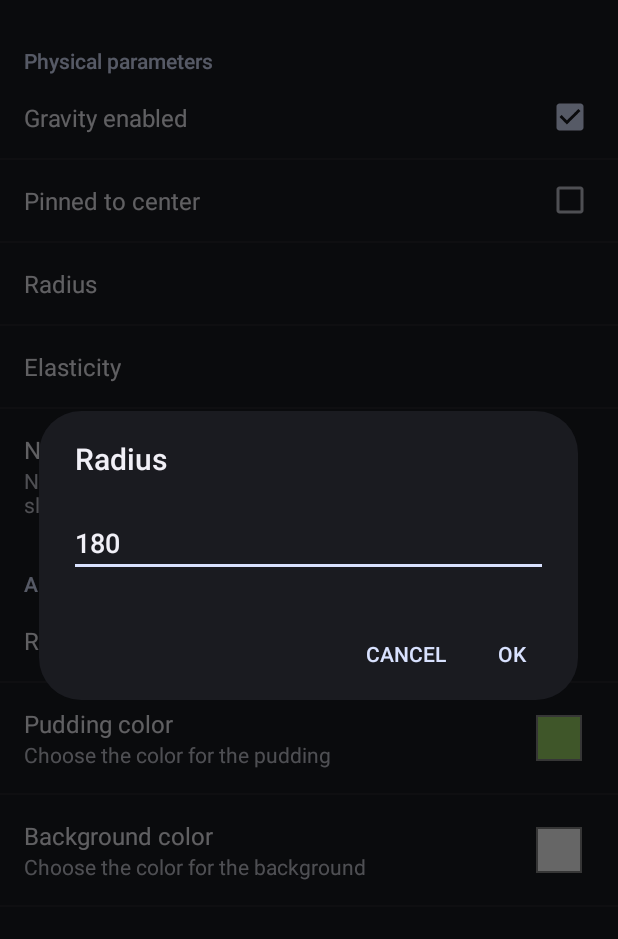
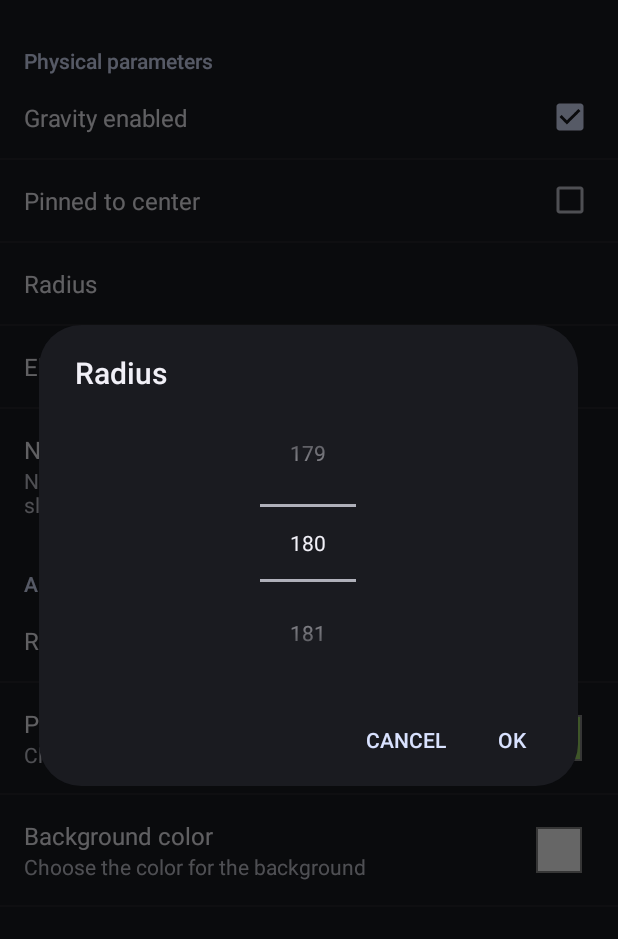
Before and after one commit to forkburn/GreenPudding, an Android app: the PuddingPreferencesActivity screen opened directly, with no data from a screen before it, after a tap on "Radius", on a phone screen of 412 x 824 dp, the part 62-1001 px from its top. Run offline under Robolectric (Android 15) with nearby library versions, the phone set to English and light mode, and no system bars.

Commit message:
use number picker in pref page

```diff
--- a/ColorPickerPreference/src/main/AndroidManifest.xml
+++ b/ColorPickerPreference/src/main/AndroidManifest.xml
@@ -2,6 +2,5 @@
 <manifest xmlns:android="http://schemas.android.com/apk/res/android"
     package="net.margaritov.preference.colorpicker">
 
-    <uses-sdk android:minSdkVersion="7" />
 
 </manifest>
--- a/app/build.gradle
+++ b/app/build.gradle
@@ -28,4 +28,5 @@ android {
 
 dependencies {
     compile project(':ColorPickerPreference')
+    compile project(':NumberPickerPreference')
 }
--- a/app/src/main/java/com/greenpudding/activities/PuddingPreferencesActivity.java
+++ b/app/src/main/java/com/greenpudding/activities/PuddingPreferencesActivity.java
@@ -6,7 +6,6 @@ import android.preference.Preference;
 import android.preference.Preference.OnPreferenceChangeListener;
 import android.preference.Preference.OnPreferenceClickListener;
 import android.preference.PreferenceActivity;
-import android.preference.PreferenceFragment;
 import android.text.method.DigitsKeyListener;
 
 import com.greenpudding.R;
@@ -27,12 +26,12 @@ public class PuddingPreferencesActivity extends PreferenceActivity implements On
 
         //  populate the pref screen with xml content
         addPreferencesFromResource(R.xml.preferences);
-        initNumericEditTextPreference(R.string.pref_pudding_radius_key);
-        initNumericEditTextPreference(R.string.pref_number_of_nodes_key);
+//        initNumericEditTextPreference(R.string.pref_pudding_radius_key);
+//        initNumericEditTextPreference(R.string.pref_number_of_nodes_key);
     }
 
     protected void initSharedPreference() {
-        // do nothing
+        // to be overidden
     }
 
     private void initNumericEditTextPreference(int resId) {
--- a/app/src/main/res/xml/preferences.xml
+++ b/app/src/main/res/xml/preferences.xml
@@ -1,54 +1,75 @@
 <?xml version="1.0" encoding="utf-8"?>
-<PreferenceScreen xmlns:android="http://schemas.android.com/apk/res/android">
+<PreferenceScreen xmlns:android="http://schemas.android.com/apk/res/android"
+    xmlns:custom="http://schemas.android.com/apk/lib/com.warfactory.numberpickerpreference">
 
-	<PreferenceCategory android:title="@string/pref_cat_physical_parameters_title"
+    <PreferenceCategory
+        android:summary="@string/pref_cat_physical_parameters_summary"
 
-		android:summary="@string/pref_cat_physical_parameters_summary">
+        android:title="@string/pref_cat_physical_parameters_title">
 
 
-		<CheckBoxPreference android:key="@string/pref_is_gravity_enabled_key"
-			android:title="@string/pref_is_gravity_enabled_title"
-			android:defaultValue="true"/>
+        <CheckBoxPreference
+            android:defaultValue="true"
+            android:key="@string/pref_is_gravity_enabled_key"
+            android:title="@string/pref_is_gravity_enabled_title" />
 
-		<CheckBoxPreference android:key="@string/pref_is_pinned_key"
-			android:title="@string/pref_is_pinned_title"
-			android:defaultValue="false"/>
+        <CheckBoxPreference
+            android:defaultValue="false"
+            android:key="@string/pref_is_pinned_key"
+            android:title="@string/pref_is_pinned_title" />
 
-		<EditTextPreference android:title="@string/pref_pudding_radius_title"
+
+        <com.warfactory.numberpickerpreference.NumberPickerPreference
+            android:defaultValue="@string/pref_pudding_radius_default"
             android:dialogTitle="@string/pref_pudding_radius_title"
             android:key="@string/pref_pudding_radius_key"
-			android:defaultValue="@string/pref_pudding_radius_default">
-		</EditTextPreference>
+            android:title="@string/pref_pudding_radius_title"
+            custom:maxValue="800"
+            custom:minValue="50" />
 
-		<EditTextPreference android:title="@string/pref_pudding_elasticity_title"
+
+        <com.warfactory.numberpickerpreference.NumberPickerPreference
+            android:defaultValue="@string/pref_pudding_elasticity_default"
             android:dialogTitle="@string/pref_pudding_elasticity_title"
             android:key="@string/pref_pudding_elasticity_key"
-			android:defaultValue="@string/pref_pudding_radius_default">
-		</EditTextPreference>
+            android:title="@string/pref_pudding_elasticity_title"
+            custom:maxValue="100"
+            custom:minValue="10" />
 
-		<EditTextPreference android:title="@string/pref_number_of_nodes_title"
+
+        <com.warfactory.numberpickerpreference.NumberPickerPreference
+            android:defaultValue="@string/pref_number_of_nodes_default"
             android:dialogTitle="@string/pref_number_of_nodes_title"
-			android:summary="@string/pref_number_of_nodes_summary" android:key="@string/pref_number_of_nodes_key"
-			android:defaultValue="@string/pref_number_of_nodes_default">
-		</EditTextPreference>
+            android:key="@string/pref_number_of_nodes_key"
+            android:summary="@string/pref_number_of_nodes_summary"
+            android:title="@string/pref_number_of_nodes_title"
+            custom:maxValue="20"
+            custom:minValue="5" />
 
     </PreferenceCategory>
 
-	<PreferenceCategory android:title="@string/pref_cat_appearance_title"
-		android:summary="@string/pref_cat_appearance_summary">
+    <PreferenceCategory
+        android:summary="@string/pref_cat_appearance_summary"
+        android:title="@string/pref_cat_appearance_title">
 
-		<ListPreference android:key="@string/pref_render_mode_key"
-			android:title="@string/pref_render_mode_title" android:entries="@array/pref_render_mode_text"
+        <ListPreference
+            android:entries="@array/pref_render_mode_text"
             android:entryValues="@array/pref_render_mode_value"
-			android:persistent="true" />
+            android:key="@string/pref_render_mode_key"
+            android:persistent="true"
+            android:title="@string/pref_render_mode_title" />
 
         <net.margaritov.preference.colorpicker.ColorPickerPreference
-			android:summary="@string/pref_pudding_color_summary" android:key="@string/pref_pudding_color_key" android:title="@string/pref_pudding_color_title"
-			android:defaultValue="@color/color_pudding_default"/>
+            android:defaultValue="@color/color_pudding_default"
+            android:key="@string/pref_pudding_color_key"
+            android:summary="@string/pref_pudding_color_summary"
+            android:title="@string/pref_pudding_color_title" />
 
         <net.margaritov.preference.colorpicker.ColorPickerPreference
-			android:key="@string/pref_background_color_key" android:title="@string/pref_background_color_title" android:summary="@string/pref_background_color_summary"
-				android:defaultValue="@color/color_background_default"/>
+            android:defaultValue="@color/color_background_default"
+            android:key="@string/pref_background_color_key"
+            android:summary="@string/pref_background_color_summary"
+            android:title="@string/pref_background_color_title" />
     </PreferenceCategory>
 
 </PreferenceScreen>
--- a/numberpickerpreference/build.gradle
+++ b/numberpickerpreference/build.gradle
@@ -5,7 +5,7 @@ android {
     buildToolsVersion "21.1.2"
 
     defaultConfig {
-        minSdkVersion 15
+        minSdkVersion 11
         targetSdkVersion 21
         versionCode 1
         versionName "1.0"
@@ -20,5 +20,4 @@ android {
 
 dependencies {
     compile fileTree(dir: 'libs', include: ['*.jar'])
-    compile 'com.android.support:appcompat-v7:21.0.3'
 }
--- a/numberpickerpreference/src/main/AndroidManifest.xml
+++ b/numberpickerpreference/src/main/AndroidManifest.xml
@@ -1,8 +1,6 @@
 <manifest xmlns:android="http://schemas.android.com/apk/res/android"
     package="com.warfactory.numberpickerpreference">
 
-    <application android:allowBackup="true" android:label="@string/app_name">
 
-    </application>
 
 </manifest>
--- a/numberpickerpreference/src/main/java/com/warfactory/numberpickerpreference/NumberPickerPreference.java
+++ b/numberpickerpreference/src/main/java/com/warfactory/numberpickerpreference/NumberPickerPreference.java
@@ -19,20 +19,16 @@ public class NumberPickerPreference extends DialogPreference {
         super(context, attrs);
         setDialogLayoutResource(R.layout.number_picker_pref);
         readCustomAttrs(attrs);
-
     }
 
     private void readCustomAttrs(AttributeSet attrs) {
-        TypedArray a = getContext().getTheme().obtainStyledAttributes(
-                attrs,
-                R.styleable.NumberPickerPref,
-                0, 0);
-
+        TypedArray array = getContext().getTheme().obtainStyledAttributes(
+                attrs, R.styleable.NumberPickerPref, 0, 0);
         try {
-            pickerMinVal = a.getInteger(R.styleable.NumberPickerPref_minValue, 0);
-            pickerMaxVal = a.getInteger(R.styleable.NumberPickerPref_maxValue, 0);
+            pickerMinVal = array.getInteger(R.styleable.NumberPickerPref_minValue, 0);
+            pickerMaxVal = array.getInteger(R.styleable.NumberPickerPref_maxValue, 1000);
         } finally {
-            a.recycle();
+            array.recycle();
         }
     }
 
@@ -49,6 +45,8 @@ public class NumberPickerPreference extends DialogPreference {
     public void onClick(DialogInterface dialog, int which) {
         super.onClick(dialog, which);
         if (which == DialogInterface.BUTTON_POSITIVE) {
+            // make the picker save user input value
+            picker.clearFocus();
             this.initialValue = picker.getValue();
             persistInt(initialValue);
             callChangeListener(initialValue);
--- a/settings.gradle
+++ b/settings.gradle
@@ -1 +1 @@
-include ':app', ':ColorPickerPreference', ':numberpickerpreference'
+include ':app', ':ColorPickerPreference', 'NumberPickerPreference'
```
Also changed, not shown: app/src/main/java/com/greenpudding/activities/MainActivity.java (+6 -54 lines), app/src/main/java/com/greenpudding/model/Pudding.java (+3 -5 lines), app/src/main/java/com/greenpudding/util/PuddingConfigurator.java (added, +49 -0 lines), 1 other file. Lines whose indentation alone changed are shown as unchanged.
